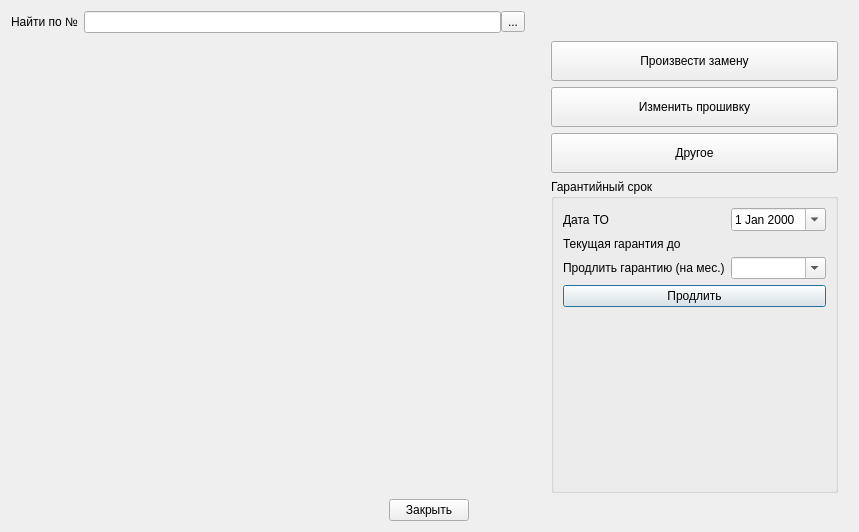
Old version of the form Remont/worktodlg.ui in the repository AlexeyScherbakov2021/Remont2.
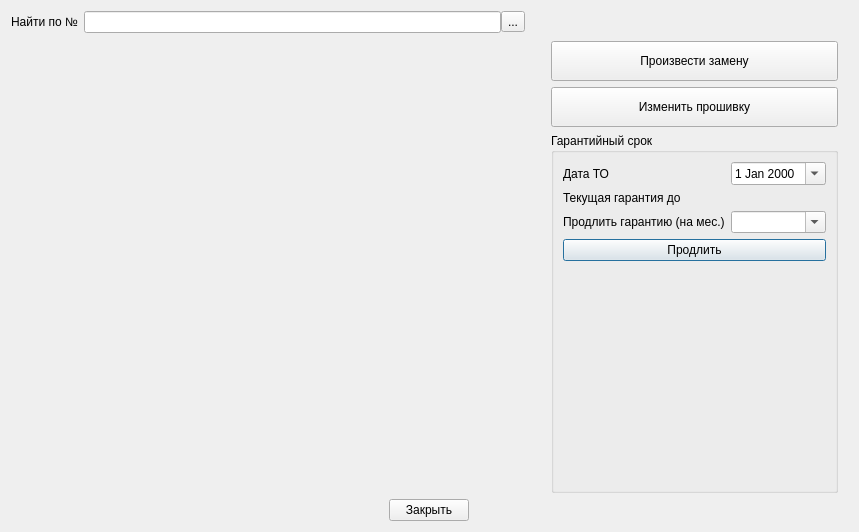
New version of the form. Icons and pictures are not drawn. Custom widgets are drawn as their Qt base class.

Diff of the .ui file:
```diff
--- a/Remont/worktodlg.ui
+++ b/Remont/worktodlg.ui
@@ -102,22 +102,6 @@
          </property>
         </widget>
        </item>
-       <item>
-        <widget class="QPushButton" name="pbAnother">
-         <property name="minimumSize">
-          <size>
-           <width>0</width>
-           <height>40</height>
-          </size>
-         </property>
-         <property name="text">
-          <string>Другое</string>
-         </property>
-         <property name="autoDefault">
-          <bool>false</bool>
-         </property>
-        </widget>
-       </item>
        <item>
         <widget class="QGroupBox" name="groupBox">
          <property name="title">
```
